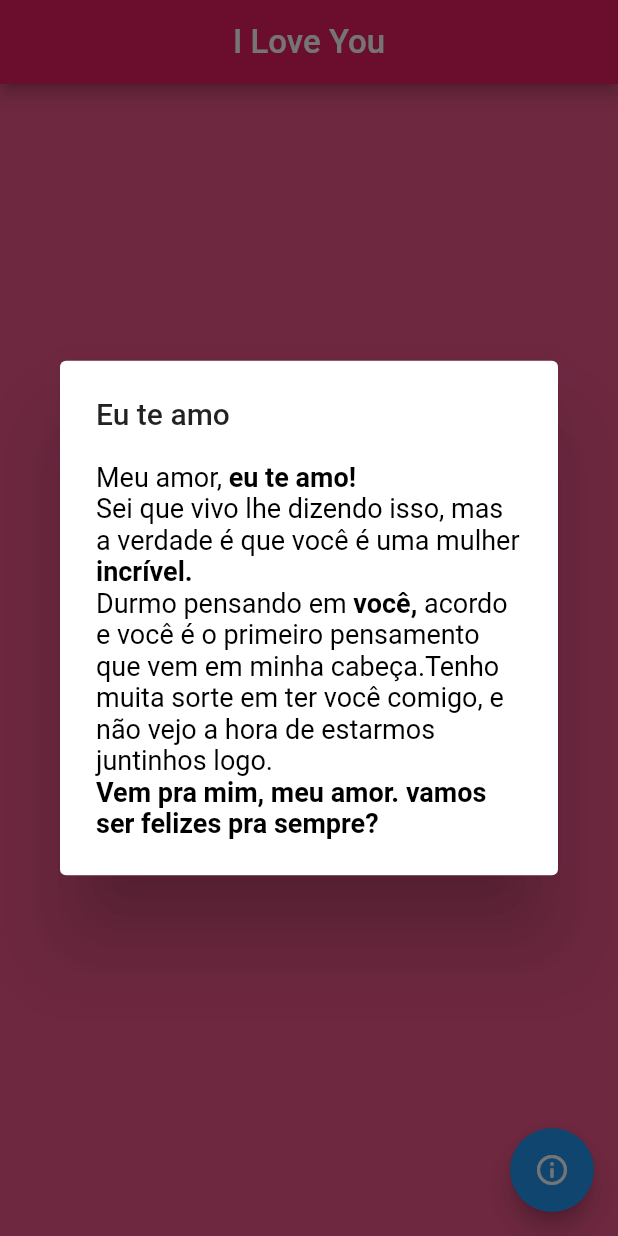
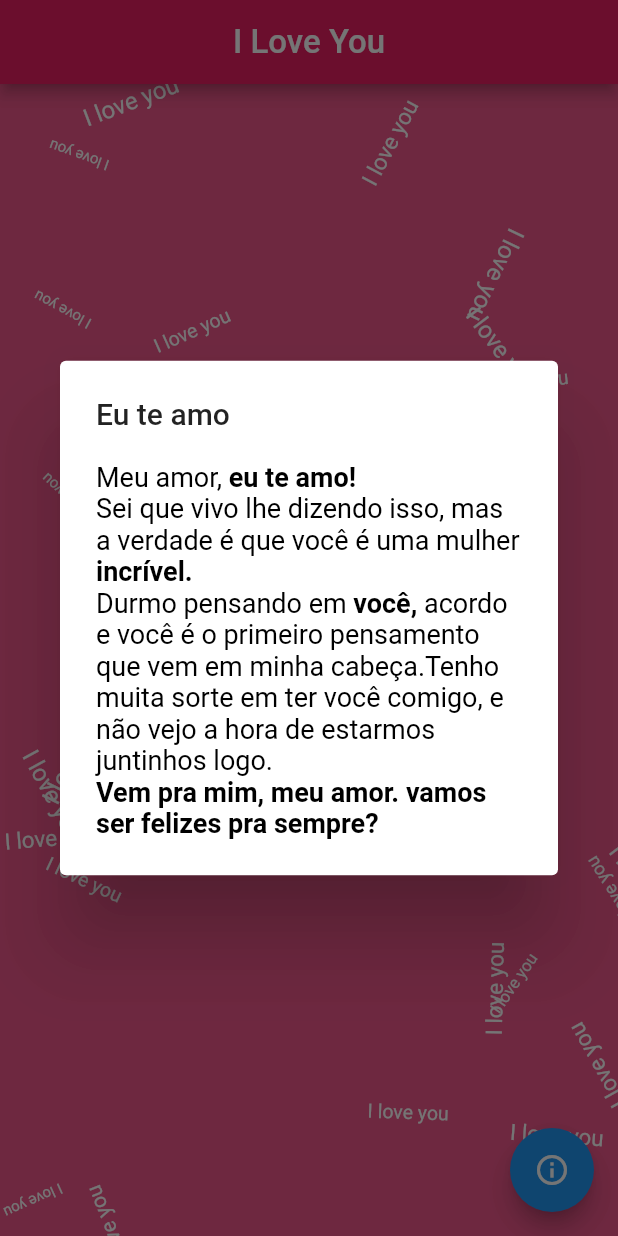
Before and after one commit to ericacarneiroAraujo/love_you, a Flutter app: the screen it shows after launch, after a tap on the "info outline" icon, on a phone screen of 412 x 824 dp. Run offline on Flutter 3.47's test engine with Material 2 defaults, Android fonts, the phone set to English and light mode, and no system bars.

Commit message:
move time logic to stream

```diff
--- a/lib/pages/time_page.dart
+++ b/lib/pages/time_page.dart
@@ -1,3 +1,6 @@
+import 'dart:async';
+import 'dart:math';
+
 import 'package:flutter/material.dart';
 
 class TimePage extends StatefulWidget {
@@ -7,10 +10,7 @@ class TimePage extends StatefulWidget {
 
 class _TimePageState extends State<TimePage> {
 
-  String days;
-  String hours;
-  String minutes;
-  String seconds;
+  final StreamController<Map<String, String>> _timeLeft = StreamController();
 
   @override
   void initState() {
@@ -26,7 +26,62 @@ class _TimePageState extends State<TimePage> {
         title: Text("I Love You", style: TextStyle(fontSize: 22),),
         centerTitle: true,
       ),
-      body: Center(
+      body: _buildBody(),
+      floatingActionButton: FloatingActionButton(
+        backgroundColor: Colors.blue,
+        child: Icon(Icons.info_outline, color: Colors.white,),
+        onPressed: _showDialog,
+      ),
+    );
+  }
+
+  Widget _buildBody() {
+    final children = _buildBackgroundChildren();
+    children.add(_buildMainContainer());
+
+    return Stack(
+      children: children,
+    );
+  }
+
+  List<Widget> _buildBackgroundChildren() {
+    final width = MediaQuery.of(context).size.width;
+    final height = MediaQuery.of(context).size.height;
+    final random = new Random();
+
+    return List<Widget>.generate(30, (index) {
+      return Positioned(
+        left: random.nextInt(width.toInt() - 1).toDouble(),
+        top: random.nextInt(height.toInt() - 1).toDouble(),
+        child: Transform.rotate(
+          angle: random.nextInt(180).toDouble(),
+          child: Text(
+            "I love you",
+            style: TextStyle(
+              color: Colors.white,
+              fontSize: (random.nextInt(8) + 10).toDouble()
+            ),
+          ),
+        ),
+      );
+    });
+  }
+
+  Widget _buildMainContainer() {
+    return StreamBuilder<Map<String, String>>(
+      stream: _timeLeft.stream,
+      builder: (context, snapshot) {
+        if(snapshot.data == null) {
+          return Container();
+        }
+
+        final timeMap = snapshot.data;
+        String days = timeMap["days"];
+        String hours = timeMap["hours"];
+        String minutes = timeMap["minutes"];
+        String seconds = timeMap["seconds"];
+
+        return Center(
           child: RichText(
             text: TextSpan(
               text: days,
@@ -46,12 +101,8 @@ class _TimePageState extends State<TimePage> {
               ]
             ),
           ),
-      ),
-      floatingActionButton: FloatingActionButton(
-        backgroundColor: Colors.blue,
-        child: Icon(Icons.info_outline, color: Colors.white,),
-        onPressed: _showDialog,
-      ),
+        );
+      }
     );
   }
 
@@ -68,12 +119,14 @@ class _TimePageState extends State<TimePage> {
 
     final dif = loveDate.difference(now);
     final splitResult = dif.toString().split(":");
-    setState(() {
-      days = (dif.inHours ~/ 24).toString();
-      hours = (dif.inHours % 24).toString();
-      minutes = splitResult[1];
-      seconds = splitResult[2].substring(0, 2);
-    });
+
+    final timeMap = Map<String, String>();
+    timeMap["days"] = (dif.inHours ~/ 24).toString();
+    timeMap["hours"] = (dif.inHours % 24).toString();
+    timeMap["minutes"] = splitResult[1];
+    timeMap["seconds"] = splitResult[2].substring(0, 2);
+
+    _timeLeft.add(timeMap);
   }
 
   void _showDialog() {
```
Also changed, not shown: pubspec.lock. Lines whose indentation alone changed are shown as unchanged.
